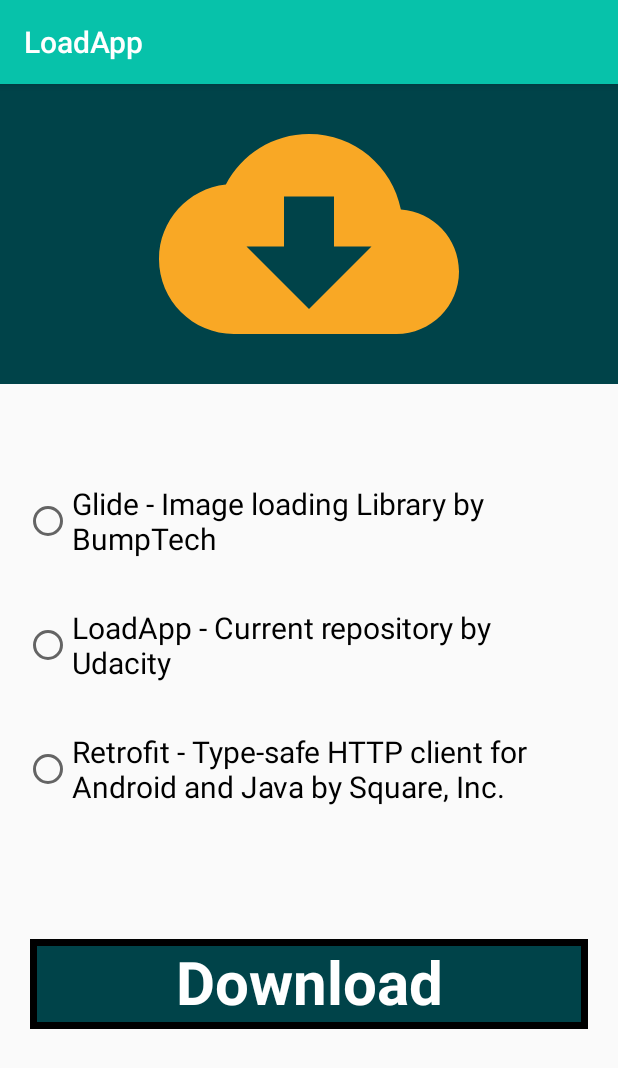
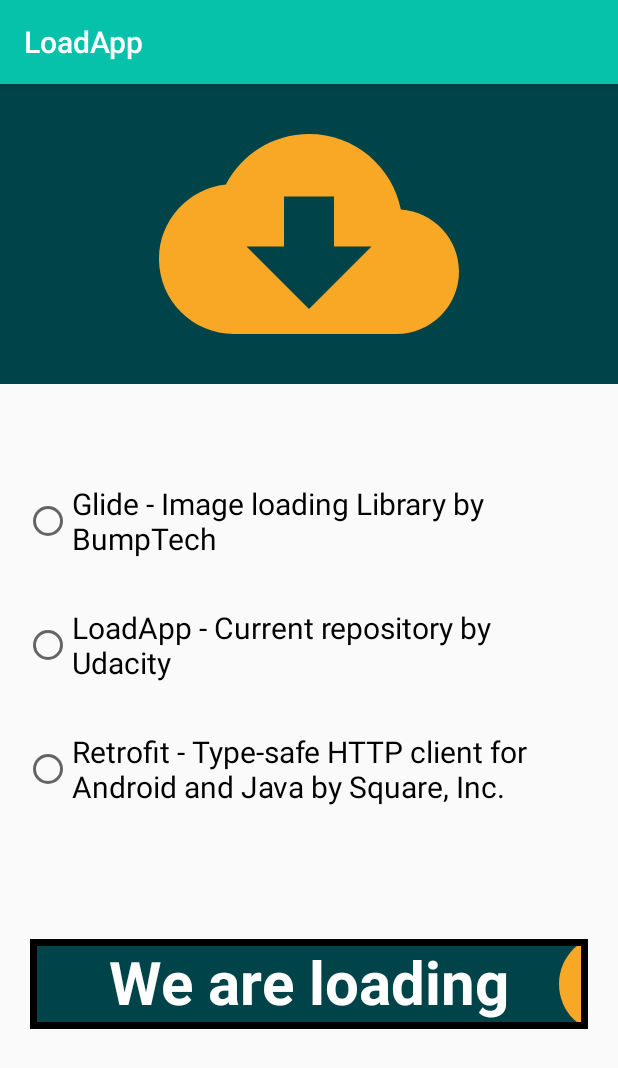
Before and after one commit to mariorobertofortunato/LoadApp, an Android app: the screen it shows after launch (MainActivity), after a tap on an icon or button, on a phone screen of 412 x 824 dp. Shown: the top 1068 px of the screen. Run offline under Robolectric (Android 15) with nearby library versions, the phone set to English and light mode, and no system bars.

Commit message:
spinning cirlce working

```diff
--- a/app/src/main/java/com/udacity/LoadingButton.kt
+++ b/app/src/main/java/com/udacity/LoadingButton.kt
@@ -3,7 +3,10 @@ package com.udacity
 import android.animation.AnimatorInflater
 import android.animation.ValueAnimator
 import android.content.Context
-import android.graphics.*
+import android.graphics.Canvas
+import android.graphics.Paint
+import android.graphics.RectF
+import android.graphics.Typeface
 import android.util.AttributeSet
 import android.view.View
 import androidx.core.content.withStyledAttributes
@@ -16,20 +19,24 @@ class LoadingButton @JvmOverloads constructor(
     /**Variable and properties declaration/initiation*/
     private var widthSize = 0
     private var heightSize = 0
-    private var valueAnimator = ValueAnimator()
-    private var progress = 0.0
 
-    //custom attrs declaration (as "null")
+    //Background + border
+    private var barAnimator = ValueAnimator()
     private var defaultBackgroundColor = 0
     private var progressBarColor = 0
+    private var barProgress = 0.0
     private var borderColor = 0
+    private var borderWidth = 14.0f
+    //Text
     private var defaultText: String? = null
+    private var loadingText: String? = null
     private var textColor = 0
-    private var borderWidth = 14.0f
+    //Circle
+    private var circleAnimator = ValueAnimator()
+    private var defaultCircleColor = 0
+    private var circleProgress = 0.0 //this is the starting sweep angle of the circle that gets animated
 
-
-
-    //observe the state of the button
+    //observe the state of the button (Completed, Clicked, Loading)
     private var buttonState: ButtonState by Delegates.observable<ButtonState>(ButtonState.Completed) { p, old, new -> }
 
     //paint object initialization with default settings
@@ -39,9 +46,15 @@ class LoadingButton @JvmOverloads constructor(
         textSize = 60.0f
         typeface = Typeface.create("", Typeface.BOLD)
     }
-    //TODO capire bene cosa fa updatelistener
-    private val updateListener = ValueAnimator.AnimatorUpdateListener {
-        progress = (it.animatedValue as Float).toDouble()
+    //TODO capire bene cosa fa un updatelistener
+    private val barUpdateListener = ValueAnimator.AnimatorUpdateListener {
+        barProgress = (it.animatedValue as Float).toDouble()
+        invalidate()
+        requestLayout()
+    }
+
+    private val circleUpdateListener = ValueAnimator.AnimatorUpdateListener {
+        circleProgress = (it.animatedValue as Float).toDouble()
         invalidate()
         requestLayout()
     }
@@ -51,23 +64,29 @@ class LoadingButton @JvmOverloads constructor(
         //set the button clickable
         isClickable=true
 
-        valueAnimator = AnimatorInflater.loadAnimator(context,R.animator.progress_animator) as ValueAnimator
-        valueAnimator.addUpdateListener(updateListener)
+        //Animator inflation
+        barAnimator = AnimatorInflater.loadAnimator(context,R.animator.progress_animator) as ValueAnimator
+        barAnimator.addUpdateListener(barUpdateListener)
+        circleAnimator = AnimatorInflater.loadAnimator(context,R.animator.circle_animator) as ValueAnimator
+        circleAnimator.addUpdateListener(circleUpdateListener)
 
         context.withStyledAttributes(attrs, R.styleable.LoadingButton) {
             defaultBackgroundColor = getColor(R.styleable.LoadingButton_defaultBackgroundColor, 0)
             progressBarColor = getColor(R.styleable.LoadingButton_progressBarColor, 0)
             borderColor = getColor(R.styleable.LoadingButton_borderColor,0)
             defaultText = getString(R.styleable.LoadingButton_defaultText)
+            loadingText = getString(R.styleable.LoadingButton_loadingText)
             textColor = getColor(R.styleable.LoadingButton_textColor,0)
+            defaultCircleColor = getColor(R.styleable.LoadingButton_defaultCircleColor, 0)
         }
     }
 
-    /**"Drawing" section*/
+    /**Drawing section*/
     override fun onDraw(canvas: Canvas) {
         super.onDraw(canvas)
         drawBackground(canvas)
         drawText(canvas)
+        drawCircle(canvas)
         drawBorder(canvas)
     }
             /**Draws the rectangle background */
@@ -80,18 +99,37 @@ class LoadingButton @JvmOverloads constructor(
                 // When the button is clicked its state changes and triggers the progress anim
                 if (buttonState == ButtonState.Loading) {
                     paint.color = progressBarColor
-                    canvas.drawRect(0f,0f,width*(progress/100).toFloat(),height.toFloat(),paint)
+                    canvas.drawRect(0f,0f,width*(barProgress/100).toFloat(),height.toFloat(),paint)
                 }
             }
             /**Draws the text*/
             private fun drawText(canvas: Canvas) {
                 paint.color = textColor
                 paint.textAlign = Paint.Align.CENTER
-                canvas.drawText(
+                if (buttonState == ButtonState.Loading) {
+                    canvas.drawText(
+                        loadingText ?: "", (canvas.width/2).toFloat(), ((canvas.height / 2) - ((paint.descent() + paint.ascent()) / 2)), paint)
+                } else {canvas.drawText(
                     defaultText ?: "", (canvas.width/2).toFloat(), ((canvas.height / 2) - ((paint.descent() + paint.ascent()) / 2)), paint)
+                }
             }
+            /**Draws the circle*/
+            private fun drawCircle(canvas: Canvas) {
+                paint.color = defaultCircleColor
+                paint.style = Paint.Style.FILL
+                if (buttonState == ButtonState.Loading) {
+                canvas.drawArc(
+                    RectF(
+                        (width / 2) + 250.toFloat(),
+                        (height / 2) - 50.toFloat(),
+                        (width / 2) + 350.toFloat(),
+                        (height / 2) + 50.toFloat()
+                    ), 0f, circleProgress.toFloat(), true, paint
+                )}
+            }
+
             /**Draws the border of the rectangle*/
-            //For some reason this method must be called AFTER the text method, otherwise it messes it al up
+            //For some reason this method must be called AFTER the text method, otherwise it messes it all up
             private fun drawBorder(canvas: Canvas) {
                 paint.color = borderColor
                 paint.style = Paint.Style.STROKE
@@ -110,17 +148,21 @@ class LoadingButton @JvmOverloads constructor(
 
     /**Methods*/
 
-    //When button clicked change the state of the button and start the anim
+    //When button clicked change the state of the button and start the animations
     override fun performClick(): Boolean {
         super.performClick()
         if (buttonState == ButtonState.Completed)
             buttonState = ButtonState.Loading
-        valueAnimator.start()
+        animations()
         return true
     }
 
-    private fun startAnimation() {
-        valueAnimator.start()
+    private fun animations() {
+        barAnimator.start()
+        circleAnimator.start()
+
+
+
     }
 
 
--- a/app/src/main/java/com/udacity/MainActivity.kt
+++ b/app/src/main/java/com/udacity/MainActivity.kt
@@ -25,6 +25,8 @@ class MainActivity : AppCompatActivity() {
     private lateinit var pendingIntent: PendingIntent
     private lateinit var action: NotificationCompat.Action
 
+    private var url = ""
+
 
     override fun onCreate(savedInstanceState: Bundle?) {
         super.onCreate(savedInstanceState)
@@ -41,9 +43,15 @@ class MainActivity : AppCompatActivity() {
 
 
         custom_button.setOnClickListener {
-            Toast.makeText(this, "File is downloading", Toast.LENGTH_SHORT).show()
+            if (url !="") {
+                download()
+                Toast.makeText(this, "File is downloading", Toast.LENGTH_SHORT).show()
+            } else {
+                Toast.makeText(this, "Please select a file to download", Toast.LENGTH_SHORT).show()
+            }
 
-            download()
+
+
         }
     }
 
@@ -55,7 +63,7 @@ class MainActivity : AppCompatActivity() {
 
     private fun download() {
         val request =
-            DownloadManager.Request(Uri.parse(URL))
+            DownloadManager.Request(Uri.parse(url))
                 .setTitle(getString(R.string.app_name))
                 .setDescription(getString(R.string.app_description))
                 .setRequiresCharging(false)
@@ -68,8 +76,12 @@ class MainActivity : AppCompatActivity() {
     }
 
     companion object {
-        private const val URL =
+        private const val UDACITY_URL =
             "https://github.com/udacity/nd940-c3-advanced-android-programming-project-starter/archive/master.zip"
+        private const val GLIDE_URL =
+            "https://github.com/bumptech/glide"
+        private const val RETROFIT_URL =
+            "https://github.com/square/retrofit"
         private const val CHANNEL_ID = "channelId"
     }
 
--- /dev/null
+++ b/app/src/main/res/animator/circle_animator.xml
@@ -0,0 +1,8 @@
+<?xml version="1.0" encoding="utf-8"?>
+<animator xmlns:android="http://schemas.android.com/apk/res/android"
+    android:duration="2000"
+    android:interpolator="@android:anim/accelerate_decelerate_interpolator"
+    android:valueFrom="-360f"
+    android:valueTo="360f"
+    android:valueType="floatType"
+    android:repeatCount = "0"/>
--- a/app/src/main/res/layout/content_main.xml
+++ b/app/src/main/res/layout/content_main.xml
@@ -59,10 +59,15 @@
         app:layout_constraintTop_toBottomOf="@id/radio_group"
         android:layout_height="60dp"
         android:layout_margin="20dp"
+
         app:defaultBackgroundColor="@color/colorPrimary"
         app:progressBarColor="@color/colorPrimaryDark"
         app:borderColor="@color/black"
+
         app:defaultText="Download"
-        app:textColor="@color/white" />
+        app:loadingText="We are loading"
+        app:textColor="@color/white"
+
+        app:defaultCircleColor="@color/colorAccent"/>
 
 </androidx.constraintlayout.widget.ConstraintLayout>
--- a/app/src/main/res/values/attrs.xml
+++ b/app/src/main/res/values/attrs.xml
@@ -2,11 +2,16 @@
 <resources>
     <!--   TODO: create custom attributes for the view-->
     <declare-styleable name="LoadingButton">
+        <!--Background + Progress Bar -->
         <attr name="defaultBackgroundColor" format="color"/>
         <attr name="progressBarColor" format="color"/>
         <attr name="borderColor" format="color"/>
+        <!--Text -->
         <attr name="defaultText" format="string"/>
+        <attr name="loadingText" format="string"/>
         <attr name="textColor" format="color"/>
+        <!--Circle -->
+        <attr name="defaultCircleColor" format="color"/>
 
 
     </declare-styleable>
```
